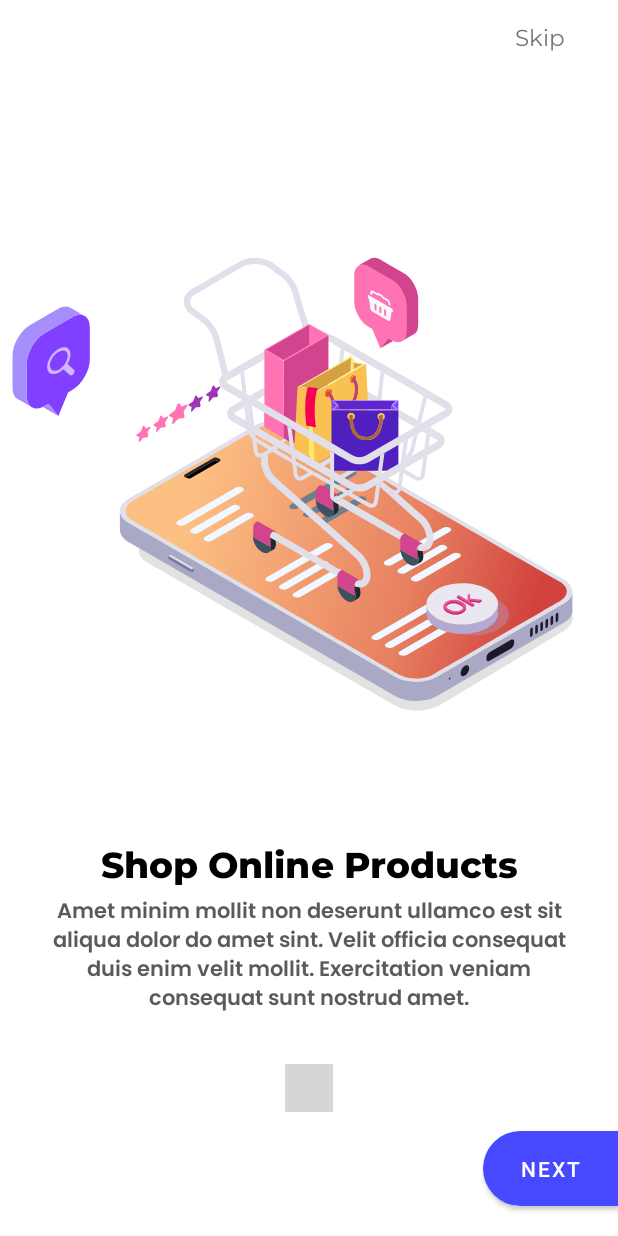
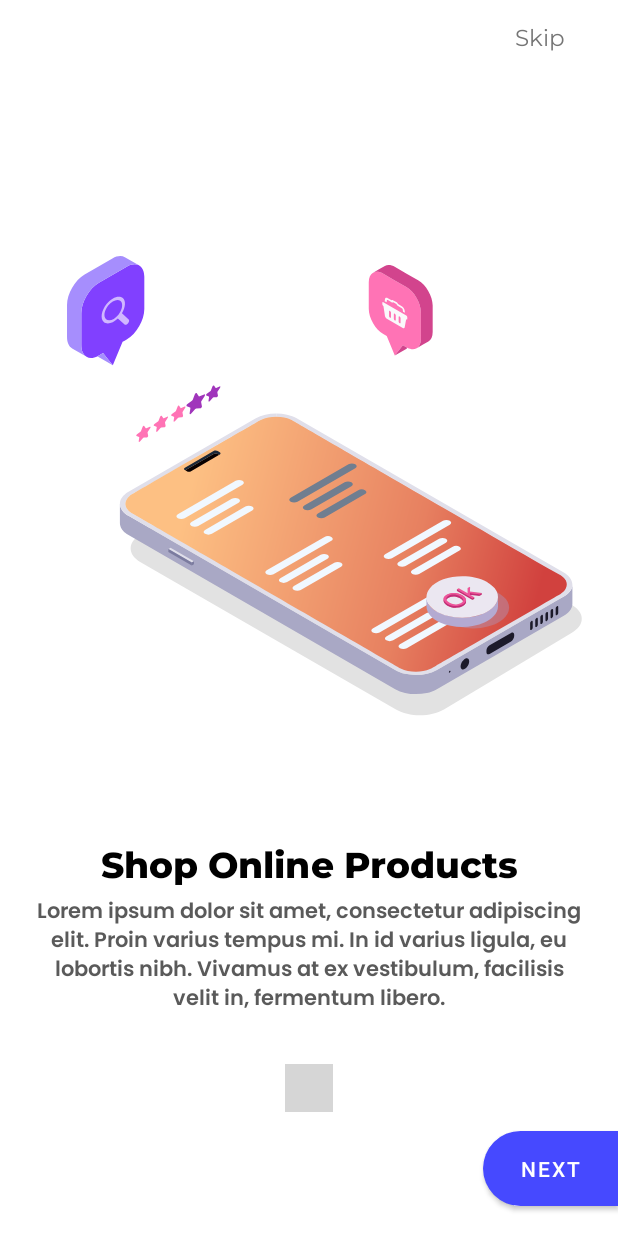
Before and after one commit to yamanf/PazaramaBootcamp-FinalProject, an Android app: the screen it shows after launch (OnboardingActivity), on a phone screen of 412 x 824 dp. Run offline under Robolectric (Android 15) with nearby library versions, the phone set to English and light mode, and no system bars; our stand-ins replace Dagger/Hilt's generated code, Firebase (no records; nobody signed in at launch, a user with empty details on screens opened directly); libraries missing offline, so code that uses them is left out: com.tbuonomo.viewpagerdotsindicator; plain views replace DotsIndicator; 3 statements that could not run were skipped; grey boxes are pictures that could not be loaded.

Commit message:
Screenshots added.

```diff
--- a/app/src/main/java/com/yamanf/shoppingapp/ui/splash/SplashActivity.kt
+++ b/app/src/main/java/com/yamanf/shoppingapp/ui/splash/SplashActivity.kt
@@ -25,7 +25,7 @@
         supportActionBar?.hide()
 
         binding.apply {
-            shopLogo.animate().setDuration(500).alpha(1f).withEndAction{
+            shopLogo.animate().setDuration(2500).alpha(1f).withEndAction{
                 if (FirebaseManager.isUserSignIn()&&isFirstTime==false){
                     startActivity(Intent(this@SplashActivity,MainActivity::class.java))
                     finish()
--- a/app/src/main/res/values/strings.xml
+++ b/app/src/main/res/values/strings.xml
@@ -3,11 +3,11 @@
 
     <string name="hello_blank_fragment">Hello blank fragment</string>
     <string name="onboarding1_title">Shop Online Products</string>
-    <string name="onboarding1_desc">Amet minim mollit non deserunt ullamco est sit aliqua dolor do amet sint. Velit officia consequat duis enim velit mollit. Exercitation veniam consequat sunt nostrud amet.</string>
+    <string name="onboarding1_desc">Lorem ipsum dolor sit amet, consectetur adipiscing elit. Proin varius tempus mi. In id varius ligula, eu lobortis nibh. Vivamus at ex vestibulum, facilisis velit in, fermentum libero.</string>
     <string name="onboarding2_title">Fastest Delivery</string>
-    <string name="onboarding2_desc">Amet minim mollit non deserunt ullamco est sit aliqua dolor do amet sint. Velit officia consequat duis enim velit mollit. Exercitation veniam consequat sunt nostrud amet.</string>
+    <string name="onboarding2_desc"> Aliquam eu facilisis dolor. Suspendisse consequat, arcu nec venenatis malesuada, ipsum metus maximus enim, in aliquam est eros eu odio.</string>
     <string name="onboarding3_title">Contactless Delivery</string>
-    <string name="onboarding3_desc">Amet minim mollit non deserunt ullamco est sit aliqua dolor do amet sint. Velit officia consequat duis enim velit mollit. Exercitation veniam consequat sunt nostrud amet.</string>
+    <string name="onboarding3_desc">Sed in mauris nisl. Mauris nisl ex, commodo et tortor eget, finibus bibendum ex. Aenean ultrices massa in placerat dictum. Donec laoreet enim risus. Donec aliquet at nibh ut hendrerit. </string>
     <string name="back">Back</string>
     <string name="next">Next</string>
     <string name="finish">Finish</string>
--- a/app/src/main/res/values/themes.xml
+++ b/app/src/main/res/values/themes.xml
@@ -3,7 +3,7 @@
     <style name="Theme.ShoppingApp" parent="Theme.MaterialComponents.DayNight.DarkActionBar">
         <!-- Primary brand color. -->
         <item name="colorPrimary">@color/lighter_blue</item>
-        <item name="colorPrimaryVariant">@color/darker_blue</item>
+        <item name="colorPrimaryVariant">@color/lighter_blue</item>
         <item name="colorOnPrimary">@color/white</item>
         <!-- Secondary brand color. -->
         <item name="colorSecondary">@color/teal_200</item>
```
Also changed, not shown: 9 other files.
